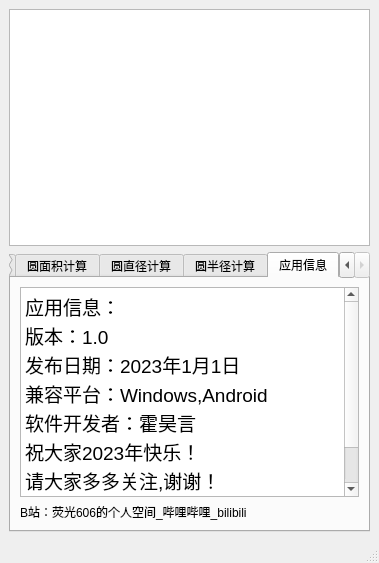
Old version of the form Circle/mainwindow.ui in the repository Chaijia-BBQ/Circle.
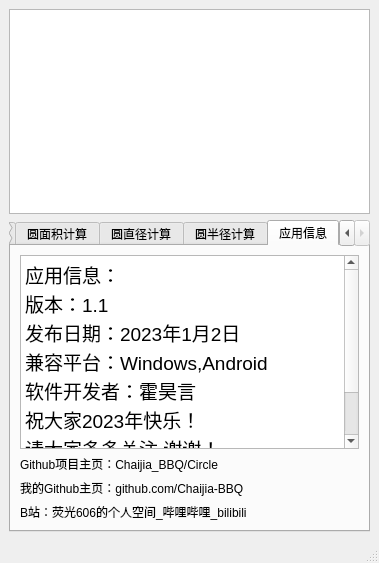
New version of the form. The open tabs and pages were chosen to show the change. Icons and pictures are not drawn.

```diff
--- a/Circle/mainwindow.ui
+++ b/Circle/mainwindow.ui
@@ -38,12 +38,6 @@
    <iconset resource="Circle_Icon.qrc">
     <normaloff>:/Icon/Circle_icon.png</normaloff>:/Icon/Circle_icon.png</iconset>
   </property>
-  <property name="iconSize">
-   <size>
-    <width>64</width>
-    <height>64</height>
-   </size>
-  </property>
   <widget class="QWidget" name="centralwidget">
    <layout class="QVBoxLayout" name="verticalLayout_2">
     <item>
@@ -601,8 +595,8 @@
 li.checked::marker { content: &quot;\2612&quot;; }
 &lt;/style&gt;&lt;/head&gt;&lt;body style=&quot; font-family:'Microsoft YaHei UI'; font-size:9pt; font-weight:400; font-style:normal;&quot;&gt;
 &lt;p style=&quot; margin-top:0px; margin-bottom:0px; margin-left:0px; margin-right:0px; -qt-block-indent:0; text-indent:0px;&quot;&gt;&lt;span style=&quot; font-size:14pt;&quot;&gt;应用信息：&lt;/span&gt;&lt;/p&gt;
-&lt;p style=&quot; margin-top:0px; margin-bottom:0px; margin-left:0px; margin-right:0px; -qt-block-indent:0; text-indent:0px;&quot;&gt;&lt;span style=&quot; font-size:14pt;&quot;&gt;版本：1.0&lt;/span&gt;&lt;/p&gt;
-&lt;p style=&quot; margin-top:0px; margin-bottom:0px; margin-left:0px; margin-right:0px; -qt-block-indent:0; text-indent:0px;&quot;&gt;&lt;span style=&quot; font-size:14pt;&quot;&gt;发布日期：2023年1月1日&lt;/span&gt;&lt;/p&gt;
+&lt;p style=&quot; margin-top:0px; margin-bottom:0px; margin-left:0px; margin-right:0px; -qt-block-indent:0; text-indent:0px;&quot;&gt;&lt;span style=&quot; font-size:14pt;&quot;&gt;版本：1.1&lt;/span&gt;&lt;/p&gt;
+&lt;p style=&quot; margin-top:0px; margin-bottom:0px; margin-left:0px; margin-right:0px; -qt-block-indent:0; text-indent:0px;&quot;&gt;&lt;span style=&quot; font-size:14pt;&quot;&gt;发布日期：2023年1月2日&lt;/span&gt;&lt;/p&gt;
 &lt;p style=&quot; margin-top:0px; margin-bottom:0px; margin-left:0px; margin-right:0px; -qt-block-indent:0; text-indent:0px;&quot;&gt;&lt;span style=&quot; font-size:14pt;&quot;&gt;兼容平台：Windows,Android&lt;/span&gt;&lt;/p&gt;
 &lt;p style=&quot; margin-top:0px; margin-bottom:0px; margin-left:0px; margin-right:0px; -qt-block-indent:0; text-indent:0px;&quot;&gt;&lt;span style=&quot; font-size:14pt;&quot;&gt;软件开发者：霍昊言&lt;/span&gt;&lt;/p&gt;
 &lt;p style=&quot; margin-top:0px; margin-bottom:0px; margin-left:0px; margin-right:0px; -qt-block-indent:0; text-indent:0px;&quot;&gt;&lt;span style=&quot; font-size:14pt;&quot;&gt;祝大家2023年快乐！&lt;/span&gt;&lt;/p&gt;
@@ -612,6 +606,26 @@
           </property>
          </widget>
         </item>
+        <item>
+         <widget class="QLabel" name="label_github_project">
+          <property name="styleSheet">
+           <string notr="true">font: 12pt &quot;Microsoft YaHei UI&quot;;</string>
+          </property>
+          <property name="text">
+           <string>Github项目主页：Chaijia_BBQ/Circle</string>
+          </property>
+         </widget>
+        </item>
+        <item>
+         <widget class="QLabel" name="label_my_github">
+          <property name="styleSheet">
+           <string notr="true">font: 12pt &quot;Microsoft YaHei UI&quot;;</string>
+          </property>
+          <property name="text">
+           <string>我的Github主页：github.com/Chaijia-BBQ</string>
+          </property>
+         </widget>
+        </item>
         <item>
          <widget class="QLabel" name="label_bilibili">
           <property name="styleSheet">
```
